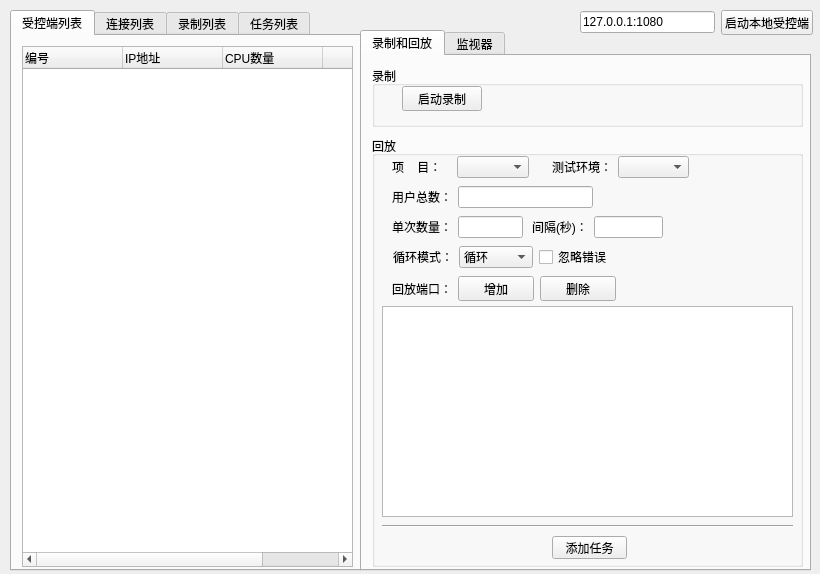
First picture: the form in SheepsServer/UI/myStressTestServerPort.ui, repository tianming-lu/OpenSheeps, before the edit.
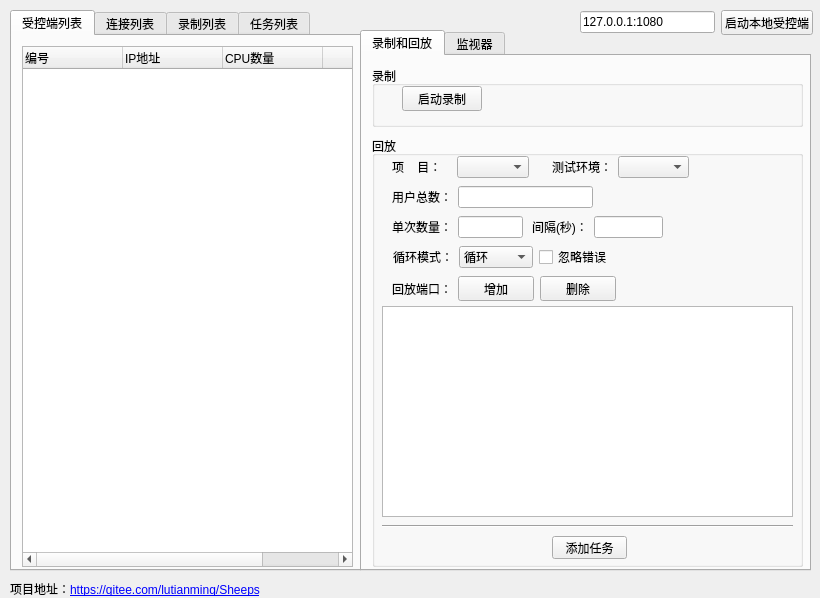
Second picture: the form after the edit.

```diff
--- a/SheepsServer/UI/myStressTestServerPort.ui
+++ b/SheepsServer/UI/myStressTestServerPort.ui
@@ -7,7 +7,7 @@
     <x>0</x>
     <y>0</y>
     <width>820</width>
-    <height>574</height>
+    <height>598</height>
    </rect>
   </property>
   <property name="windowTitle">
@@ -666,7 +666,10 @@
     </rect>
    </property>
    <property name="text">
-    <string>循环次数：（1非循环模式，支持实时录制，0无限循环，大于1循环指定次数）</string>
+    <string>项目地址：&lt;a href=&quot;https://gitee.com/lutianming/Sheeps&quot;&gt;https://gitee.com/lutianming/Sheeps&lt;/a&gt;</string>
+   </property>
+   <property name="openExternalLinks">
+    <bool>true</bool>
    </property>
   </widget>
   <widget class="QWidget" name="layoutWidget">
```
Left out of the diff: 4 changed lines with no effect on the pictures.
